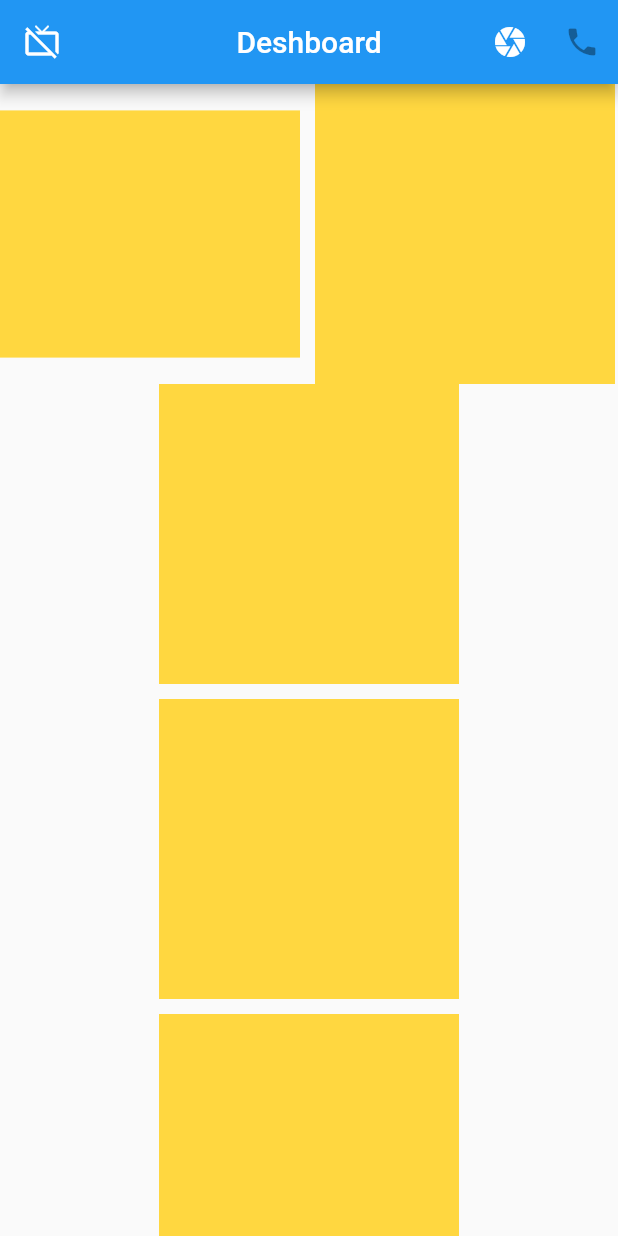
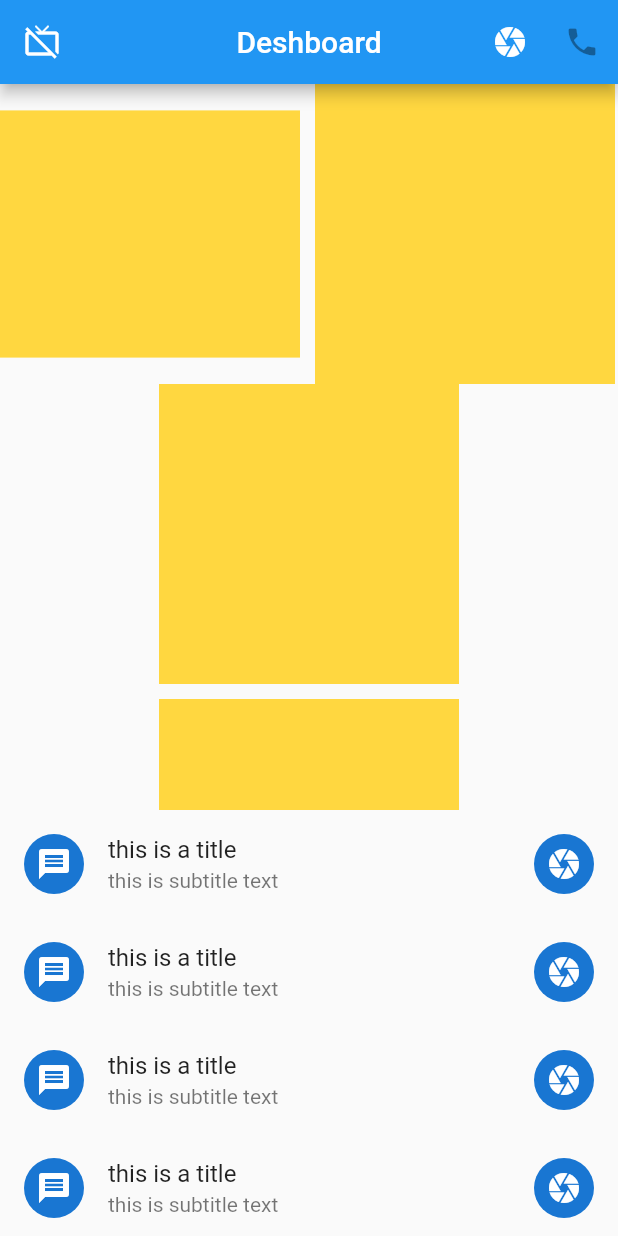
Before and after one commit to sajibsaha4647/flutter-ui-design, a Flutter app: the screen it shows after launch, on a phone screen of 412 x 824 dp. Run offline on Flutter 3.47's test engine with Material 2 defaults, Android fonts, the phone set to English and light mode, and no system bars.

Commit message:
add list title

```diff
--- a/lib/main.dart
+++ b/lib/main.dart
@@ -76,7 +76,6 @@ class HomePage extends StatelessWidget {
                 ),
                 Expanded(
                     child:ListView(
-                      shrinkWrap: true,
                       children: [
                         Column(
                           children: [
@@ -102,10 +101,42 @@ class HomePage extends StatelessWidget {
                         )
                       ],
                     )
-                )
-
+                ),
+                Expanded(child: ListView(
+                  children: [
+                    ListTile(
+                      leading: CircleAvatar(child:Icon( Icons.message)),
+                      title: Text("this is a title"),
+                      subtitle: Text("this is subtitle text"),
+                      trailing: CircleAvatar(child:Icon( Icons.camera)),
+                    ),
+                    ListTile(
+                      leading: CircleAvatar(child:Icon( Icons.message)),
+                      title: Text("this is a title"),
+                      subtitle: Text("this is subtitle text"),
+                      trailing: CircleAvatar(child:Icon( Icons.camera)),
+                    ),
+                    ListTile(
+                      leading: CircleAvatar(child:Icon( Icons.message)),
+                      title: Text("this is a title"),
+                      subtitle: Text("this is subtitle text"),
+                      trailing: CircleAvatar(child:Icon( Icons.camera)),
+                    ),
+                    ListTile(
+                      leading: CircleAvatar(child:Icon( Icons.message)),
+                      title: Text("this is a title"),
+                      subtitle: Text("this is subtitle text"),
+                      trailing: CircleAvatar(child:Icon( Icons.camera)),
+                    ),
+                    ListTile(
+                      leading: CircleAvatar(child:Icon( Icons.message)),
+                      title: Text("this is a title"),
+                      subtitle: Text("this is subtitle text"),
+                      trailing: CircleAvatar(child:Icon( Icons.camera)),
+                    ),
+                  ],
+                ))
               ],
-
             ),
 
           ),
```
